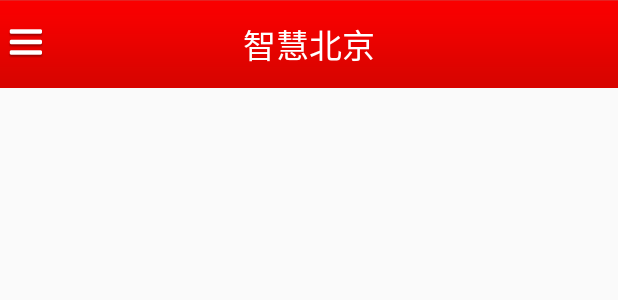
After one commit to newcoderzhang/ZHHL, an Android app: the layout base_pager.xml on its own in the app's theme, with its tools: preview values and no code run, on a phone screen of 412 x 824 dp. The commit adds this screen. Shown: the top 300 px of the screen. Run offline under Robolectric (Android 15) with nearby library versions, the phone set to English and light mode, and no system bars.

Commit message:
review the button_group

```diff
--- a/app/build.gradle
+++ b/app/build.gradle
@@ -25,4 +25,5 @@ dependencies {
     compile project(':library')
     compile 'com.android.support:appcompat-v7:23.2.1'
     compile 'com.android.support:support-v4:23.2.1'
+    compile files('/Users/zhang/MyAppExercise/ZHHL/library/libs/xUtils-2.6.14.jar')
 }
--- /dev/null
+++ b/app/src/main/res/layout/base_pager.xml
@@ -0,0 +1,39 @@
+<?xml version="1.0" encoding="utf-8"?>
+<LinearLayout xmlns:android="http://schemas.android.com/apk/res/android"
+    android:orientation="vertical"
+    android:layout_width="match_parent"
+    android:layout_height="match_parent">
+
+    <RelativeLayout
+        android:layout_width="match_parent"
+        android:layout_height="wrap_content"
+        android:background="@mipmap/title_red_bg">
+
+
+        <ImageButton
+            android:id="@+id/btn_menu"
+            android:layout_width="wrap_content"
+            android:layout_height="wrap_content"
+            android:layout_centerVertical="true"
+            android:layout_marginLeft="5dp"
+            android:background="@null"
+            android:src="@mipmap/img_menu" />
+
+        <TextView
+            android:id="@+id/tv_title"
+            android:layout_width="wrap_content"
+            android:layout_height="wrap_content"
+            android:layout_centerHorizontal="true"
+            android:layout_centerVertical="true"
+            android:text="智慧北京"
+            android:textColor="#fff"
+            android:textSize="22sp" />
+    </RelativeLayout>
+
+    <FrameLayout
+        android:id="@+id/fr_content"
+        android:layout_width="match_parent"
+        android:layout_height="0dp"
+        android:layout_weight="1"></FrameLayout>
+
+</LinearLayout>
```
Also changed, not shown: app/src/main/java/com/huilong/zhang/zhhl/Base/BasePager.java (added, +28 -0 lines), app/src/main/java/com/huilong/zhang/zhhl/fragments/ContentFragment.java (+52 -1 lines), app/src/main/res/mipmap-hdpi/img_menu.png (added), app/src/main/res/mipmap-hdpi/title_red_bg.png (added), library/libs/xUtils-2.6.14.jar (added).
